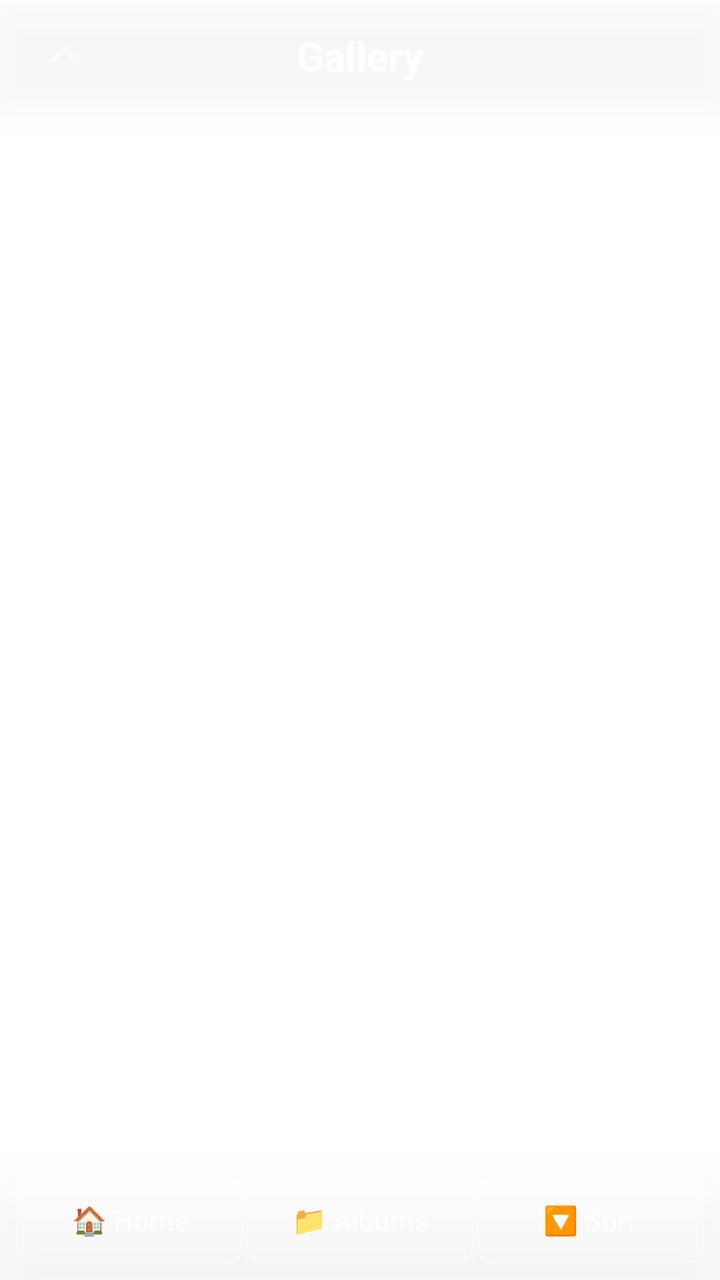
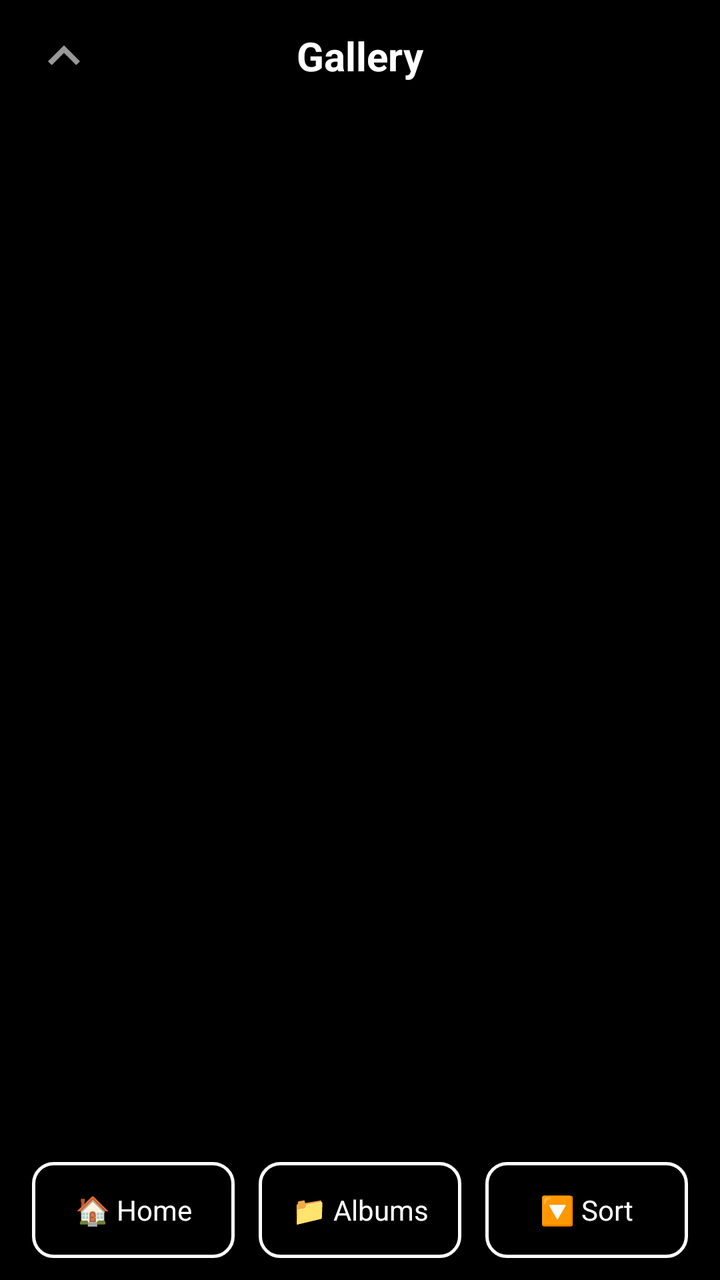

Compare the two renders of this Android layout. The source of the first and the diff that turns it into the second are given below.
<!-- AndroidManifest.xml: activity theme Theme.Transparent -->
<!-- res/layout/activity_gallery.xml -->
<?xml version="1.0" encoding="utf-8"?>
<RelativeLayout xmlns:android="http://schemas.android.com/apk/res/android"
    xmlns:app="http://schemas.android.com/apk/res-auto"
    android:layout_width="match_parent"
    android:layout_height="match_parent"
    android:background="@android:color/transparent"
    android:clickable="true"
    android:focusable="true">

    
    <RelativeLayout
        android:id="@+id/topNavBar"
        android:layout_width="match_parent"
        android:layout_height="56dp"
        android:background="@drawable/bg_glassmorphism"
        android:elevation="12dp"
        android:visibility="visible">

        <ImageButton
            android:id="@+id/btnBackGallery"
            android:layout_width="48dp"
            android:layout_height="48dp"
            android:src="@drawable/ic_back"
            android:background="#00000000"
            android:layout_centerVertical="true"
            android:layout_alignParentStart="true"
            android:layout_marginStart="8dp"
            app:tint="#FFFFFF" />

        <TextView
            android:id="@+id/titleGallery"
            android:layout_width="wrap_content"
            android:layout_height="wrap_content"
            android:layout_centerInParent="true"
            android:text="Gallery"
            android:textColor="#FFFFFF"
            android:textSize="20sp"
            android:textStyle="bold" />
    </RelativeLayout>

    
    <RelativeLayout
        android:id="@+id/selectionTopBar"
        android:layout_width="match_parent"
        android:layout_height="56dp"
        android:background="@drawable/bg_glassmorphism"
        android:visibility="gone"
        android:elevation="12dp">

        <ImageButton
            android:id="@+id/btnCloseSelection"
            android:layout_width="48dp"
            android:layout_height="48dp"
            android:src="@drawable/ic_close"
            android:background="#00000000"
            android:layout_centerVertical="true"
            android:layout_alignParentStart="true"
            android:layout_marginStart="8dp"
            app:tint="#FFFFFF" />

        <TextView
            android:id="@+id/selectionCount"
            android:layout_width="wrap_content"
            android:layout_height="wrap_content"
            android:layout_centerInParent="true"
            android:text="0 selected"
            android:textColor="#FFFFFF"
            android:textSize="18sp"
            android:textStyle="bold" />
    </RelativeLayout>

    
    <RelativeLayout
        android:id="@+id/emptyStateContainer"
        android:layout_width="match_parent"
        android:layout_height="match_parent"
        android:layout_below="@+id/topNavBar"
        android:layout_above="@+id/bottomBar"
        android:visibility="gone"
        android:gravity="center">

        <TextView
            android:id="@+id/emptyStateText"
            android:layout_width="wrap_content"
            android:layout_height="wrap_content"
            android:layout_centerInParent="true"
            android:text="No media found"
            android:textColor="#FFFFFF"
            android:textSize="18sp" />
    </RelativeLayout>

    
    <androidx.recyclerview.widget.RecyclerView
        android:id="@+id/galleryRecycler"
        android:layout_width="match_parent"
        android:layout_height="match_parent"
        android:layout_below="@+id/topNavBar"
        android:layout_above="@+id/bottomBar"
        android:padding="4dp"
        android:clipToPadding="false" />

    
    <androidx.recyclerview.widget.RecyclerView
        android:id="@+id/albumRecycler"
        android:layout_width="match_parent"
        android:layout_height="match_parent"
        android:layout_below="@+id/topNavBar"
        android:layout_above="@+id/bottomBar"
        android:visibility="gone"
        android:padding="8dp" />

    
    <LinearLayout
        android:id="@+id/bottomBar"
        android:layout_width="match_parent"
        android:layout_height="60dp"
        android:layout_alignParentBottom="true"
        android:orientation="horizontal"
        android:gravity="center"
        android:background="@drawable/bg_bottom_bar"
        android:elevation="16dp"
        android:padding="8dp">

        <TextView
            android:id="@+id/btnHome"
            style="@style/BottomBarButton"
            android:layout_width="0dp"
            android:layout_height="match_parent"
            android:layout_weight="1"
            android:gravity="center"
            android:text="🏠 Home"
            android:textColor="#FFFFFF"
            android:textSize="14sp" />

        <View
            android:layout_width="1dp"
            android:layout_height="match_parent"
            android:background="#33FFFFFF" />

        <TextView
            android:id="@+id/btnAlbums"
            style="@style/BottomBarButton"
            android:layout_width="0dp"
            android:layout_height="match_parent"
            android:layout_weight="1"
            android:gravity="center"
            android:text="📁 Albums"
            android:textColor="#FFFFFF"
            android:textSize="14sp" />

        <View
            android:layout_width="1dp"
            android:layout_height="match_parent"
            android:background="#33FFFFFF" />

        <TextView
            android:id="@+id/btnSort"
            style="@style/BottomBarButton"
            android:layout_width="0dp"
            android:layout_height="match_parent"
            android:layout_weight="1"
            android:gravity="center"
            android:text="🔽 Sort"
            android:textColor="#FFFFFF"
            android:textSize="14sp" />
    </LinearLayout>

    
    <LinearLayout
        android:id="@+id/selectionBar"
        android:layout_width="match_parent"
        android:layout_height="60dp"
        android:layout_alignParentBottom="true"
        android:orientation="horizontal"
        android:gravity="center"
        android:background="@drawable/bg_bottom_bar"
        android:elevation="16dp"
        android:padding="8dp"
        android:visibility="gone">

        <TextView
            android:id="@+id/btnBinSelected"
            style="@style/BottomBarButton"
            android:layout_width="0dp"
            android:layout_height="match_parent"
            android:layout_weight="1"
            android:gravity="center"
            android:text="🗑️ Bin"
            android:textColor="#FF4444"
            android:textSize="14sp" />

        <View
            android:layout_width="1dp"
            android:layout_height="match_parent"
            android:background="#33FFFFFF" />

        <TextView
            android:id="@+id/btnShareSelected"
            style="@style/BottomBarButton"
            android:layout_width="0dp"
            android:layout_height="match_parent"
            android:layout_weight="1"
            android:gravity="center"
            android:text="📤 Share"
            android:textColor="#FFFFFF"
            android:textSize="14sp" />

        <View
            android:layout_width="1dp"
            android:layout_height="match_parent"
            android:background="#33FFFFFF" />

        <TextView
            android:id="@+id/btnInfoSelected"
            style="@style/BottomBarButton"
            android:layout_width="0dp"
            android:layout_height="match_parent"
            android:layout_weight="1"
            android:gravity="center"
            android:text="ℹ️ Info"
            android:textColor="#FFFFFF"
            android:textSize="14sp" />

        <View
            android:layout_width="1dp"
            android:layout_height="match_parent"
            android:background="#33FFFFFF" />

        <TextView
            android:id="@+id/btnFavoriteSelected"
            style="@style/BottomBarButton"
            android:layout_width="0dp"
            android:layout_height="match_parent"
            android:layout_weight="1"
            android:gravity="center"
            android:text="⭐ Favorite"
            android:textColor="#FFFFFF"
            android:textSize="14sp" />
    </LinearLayout>

    
    <LinearLayout
        android:id="@+id/binBottomBar"
        android:layout_width="match_parent"
        android:layout_height="60dp"
        android:layout_alignParentBottom="true"
        android:orientation="horizontal"
        android:gravity="center"
        android:background="@drawable/bg_bottom_bar"
        android:elevation="16dp"
        android:padding="8dp"
        android:visibility="gone">

        <TextView
            android:id="@+id/btnRestore"
            style="@style/BottomBarButton"
            android:layout_width="0dp"
            android:layout_height="match_parent"
            android:layout_weight="1"
            android:gravity="center"
            android:text="↩️ Restore"
            android:textColor="#4CAF50"
            android:textSize="14sp" />

        <View
            android:layout_width="1dp"
            android:layout_height="match_parent"
            android:background="#33FFFFFF" />

        <TextView
            android:id="@+id/btnDeletePermanent"
            style="@style/BottomBarButton"
            android:layout_width="0dp"
            android:layout_height="match_parent"
            android:layout_weight="1"
            android:gravity="center"
            android:text="🗑️ Delete"
            android:textColor="#FF4444"
            android:textSize="14sp" />
    </LinearLayout>

    
    <LinearLayout
        android:id="@+id/sortOptions"
        android:layout_width="match_parent"
        android:layout_height="wrap_content"
        android:layout_above="@+id/bottomBar"
        android:orientation="vertical"
        android:visibility="gone"
        android:background="@drawable/bg_glassmorphism"
        android:padding="8dp"
        android:elevation="12dp">

        <TextView
            android:id="@+id/sortImages"
            style="@style/SortOptionButton"
            android:layout_width="match_parent"
            android:layout_height="48dp"
            android:gravity="center"
            android:text="🖼️ Images"
            android:textColor="#FFFFFF"
            android:textSize="16sp"
            android:padding="8dp" />

        <View
            android:layout_width="match_parent"
            android:layout_height="1dp"
            android:background="#33FFFFFF" />

        <TextView
            android:id="@+id/sortVideos"
            style="@style/SortOptionButton"
            android:layout_width="match_parent"
            android:layout_height="48dp"
            android:gravity="center"
            android:text="🎬 Videos"
            android:textColor="#FFFFFF"
            android:textSize="16sp"
            android:padding="8dp" />

        <View
            android:layout_width="match_parent"
            android:layout_height="1dp"
            android:background="#33FFFFFF" />

        <TextView
            android:id="@+id/sortFavorites"
            style="@style/SortOptionButton"
            android:layout_width="match_parent"
            android:layout_height="48dp"
            android:gravity="center"
            android:text="⭐ Favorites"
            android:textColor="#FFFFFF"
            android:textSize="16sp"
            android:padding="8dp" />

        <View
            android:layout_width="match_parent"
            android:layout_height="1dp"
            android:background="#33FFFFFF" />

        <TextView
            android:id="@+id/sortBin"
            style="@style/SortOptionButton"
            android:layout_width="match_parent"
            android:layout_height="48dp"
            android:gravity="center"
            android:text="🗑️ Bin"
            android:textColor="#FFFFFF"
            android:textSize="16sp"
            android:padding="8dp" />
    </LinearLayout>

    
    <RelativeLayout
        android:id="@+id/videoPlayerContainer"
        android:layout_width="match_parent"
        android:layout_height="match_parent"
        android:visibility="gone"
        android:background="#CC000000"
        android:clickable="true"
        android:focusable="true"
        android:fitsSystemWindows="false">

        <VideoView
            android:id="@+id/videoView"
            android:layout_width="match_parent"
            android:layout_height="match_parent"
            android:layout_centerInParent="true" />

        <LinearLayout
            android:id="@+id/videoCenterControls"
            android:layout_width="wrap_content"
            android:layout_height="wrap_content"
            android:layout_centerInParent="true"
            android:orientation="horizontal"
            android:gravity="center"
            android:background="#00000000"
            android:padding="24dp"
            android:elevation="24dp"
            android:visibility="gone">

            <ImageButton
                android:id="@+id/btnSkipBackward"
                android:layout_width="56dp"
                android:layout_height="56dp"
                android:src="@drawable/ic_skip_back"
                android:background="#00000000"
                app:tint="#FFFFFF"
                android:scaleType="centerInside" />

            <ImageButton
                android:id="@+id/btnCenterPlayPause"
                android:layout_width="72dp"
                android:layout_height="72dp"
                android:src="@android:drawable/ic_media_play"
                android:background="#00000000"
                app:tint="#FFFFFF"
                android:layout_marginStart="24dp"
                android:layout_marginEnd="24dp"
                android:scaleType="centerInside" />

            <ImageButton
                android:id="@+id/btnSkipForward"
                android:layout_width="56dp"
                android:layout_height="56dp"
                android:src="@drawable/ic_skip_forward"
                android:background="#00000000"
                app:tint="#FFFFFF"
                android:scaleType="centerInside" />
        </LinearLayout>

        <LinearLayout
            android:id="@+id/videoBottomControls"
            android:layout_width="match_parent"
            android:layout_height="wrap_content"
            android:layout_alignParentBottom="true"
            android:layout_marginBottom="16dp"
            android:orientation="horizontal"
            android:gravity="center"
            android:padding="12dp"
            android:background="#00000000"
            android:visibility="gone">

            <ImageButton
                android:id="@+id/btnFavorite"
                android:layout_width="0dp"
                android:layout_height="40dp"
                android:layout_weight="1"
                android:src="@drawable/ic_star_empty"
                android:background="#00000000"
                app:tint="#FFD700"
                android:scaleType="centerInside" />

            <ImageButton
                android:id="@+id/btnDelete"
                android:layout_width="0dp"
                android:layout_height="40dp"
                android:layout_weight="1"
                android:src="@drawable/ic_delete"
                android:background="#00000000"
                app:tint="#FF4444"
                android:scaleType="centerInside" />

            <ImageButton
                android:id="@+id/btnPlayPause"
                android:layout_width="0dp"
                android:layout_height="48dp"
                android:layout_weight="1.5"
                android:src="@android:drawable/ic_media_play"
                android:background="#00000000"
                app:tint="#FFFFFF"
                android:scaleType="centerInside" />

            <ImageButton
                android:id="@+id/btnRotate"
                android:layout_width="0dp"
                android:layout_height="40dp"
                android:layout_weight="1"
                android:src="@drawable/ic_rotate"
                android:background="#00000000"
                app:tint="#FFFFFF"
                android:scaleType="centerInside" />

            <ImageButton
                android:id="@+id/btnInfo"
                android:layout_width="0dp"
                android:layout_height="40dp"
                android:layout_weight="1"
                android:src="@drawable/ic_info"
                android:background="#00000000"
                app:tint="#FFFFFF"
                android:scaleType="centerInside" />

            <ImageButton
                android:id="@+id/btnCloseVideo"
                android:layout_width="0dp"
                android:layout_height="40dp"
                android:layout_weight="1"
                android:src="@drawable/ic_close"
                android:background="#00000000"
                app:tint="#FFFFFF"
                android:scaleType="centerInside" />
        </LinearLayout>

        <TextView
            android:id="@+id/videoTime"
            android:layout_width="wrap_content"
            android:layout_height="wrap_content"
            android:layout_above="@+id/videoBottomControls"
            android:layout_centerHorizontal="true"
            android:layout_marginBottom="8dp"
            android:text="00:00 / 00:00"
            android:textColor="#FFFFFF"
            android:textSize="14sp"
            android:visibility="gone" />
    </RelativeLayout>

</RelativeLayout>
<!-- resources referenced by this layout -->
<resources>
  <!-- drawable bg_bottom_bar (drawable) -->
  <?xml version="1.0" encoding="utf-8"?>
  <shape xmlns:android="http://schemas.android.com/apk/res/android">
      <solid android:color="#4DFFFFFF" />
      <corners android:radius="0dp" />
  </shape>
  <!-- drawable bg_glassmorphism (drawable) -->
  <?xml version="1.0" encoding="utf-8"?>
  <shape xmlns:android="http://schemas.android.com/apk/res/android">
      <solid android:color="#33FFFFFF" />
      <corners android:radius="0dp" />
  </shape>
  <!-- drawable ic_skip_back (drawable) -->
  <vector xmlns:android="http://schemas.android.com/apk/res/android"
      android:width="24dp"
      android:height="24dp"
      android:viewportWidth="24"
      android:viewportHeight="24">
      <path
          android:fillColor="#FFFFFF"
          android:pathData="M20,18 L10,12 L20,6 L20,18 Z M8,6 L8,18 L6,18 L6,6 L8,6 Z" />
  </vector>
  <!-- drawable ic_skip_forward (drawable) -->
  <vector xmlns:android="http://schemas.android.com/apk/res/android"
      android:width="24dp"
      android:height="24dp"
      android:viewportWidth="24"
      android:viewportHeight="24">
      <path
          android:fillColor="#FFFFFF"
          android:pathData="M4,18 L14,12 L4,6 L4,18 Z M16,6 L16,18 L18,18 L18,6 L16,6 Z" />
  </vector>
  <style name="BottomBarButton">
              <item name="android:background">@drawable/bg_button_translucent</item>
              <item name="android:paddingStart">8dp</item>
              <item name="android:paddingEnd">8dp</item>
              <item name="android:paddingTop">4dp</item>
              <item name="android:paddingBottom">4dp</item>
              <item name="android:textSize">14sp</item>
              <item name="android:textColor">#FFFFFF</item>
          </style>
  <style name="SortOptionButton">
              <item name="android:background">@drawable/bg_button_translucent</item>
              <item name="android:textSize">16sp</item>
              <item name="android:textColor">#FFFFFF</item>
          </style>
  <!-- drawable bg_button_translucent (drawable) -->
  <?xml version="1.0" encoding="utf-8"?>
  <shape xmlns:android="http://schemas.android.com/apk/res/android">
      <solid android:color="#40FFFFFF" />
      <corners android:radius="8dp" />
      <stroke android:width="1dp" android:color="#60FFFFFF" />
  </shape>
  <!-- unchanged entries left out for length: 7 -->
</resources>

<!-- the commit's change to res/layout/activity_gallery.xml (unified diff, before → after) -->
@@ -3,7 +3,7 @@
     xmlns:app="http://schemas.android.com/apk/res-auto"
     android:layout_width="match_parent"
     android:layout_height="match_parent"
-    android:background="@android:color/transparent"
+    android:background="#FF000000"
     android:clickable="true"
     android:focusable="true">
 
@@ -12,7 +12,7 @@
         android:id="@+id/topNavBar"
         android:layout_width="match_parent"
         android:layout_height="56dp"
-        android:background="@drawable/bg_glassmorphism"
+        android:background="#FF000000"
         android:elevation="12dp"
         android:visibility="visible">
 
@@ -43,7 +43,7 @@
         android:id="@+id/selectionTopBar"
         android:layout_width="match_parent"
         android:layout_height="56dp"
-        android:background="@drawable/bg_glassmorphism"
+        android:background="#FF000000"
         android:visibility="gone"
         android:elevation="12dp">
 
@@ -108,28 +108,63 @@
         android:layout_above="@+id/bottomBar"
         android:visibility="gone"
         android:padding="8dp" />
-
     
     <LinearLayout
         android:id="@+id/bottomBar"
+        android:layout_width="match_parent"
+        android:layout_height="70dp"
+        android:layout_alignParentBottom="true"
+        android:orientation="horizontal"
+        android:gravity="center"
+        android:background="#FF000000"
+        android:elevation="16dp"
+        android:paddingStart="12dp"
+        android:paddingEnd="12dp"
+        android:paddingTop="8dp"
+        android:paddingBottom="8dp">
+
+        <TextView
+            android:id="@+id/btnHome"
+            style="@style/BottomBarButton"
+            android:layout_marginEnd="6dp"
+            android:text="🏠 Home" />
+
+        <TextView
+            android:id="@+id/btnAlbums"
+            style="@style/BottomBarButton"
+            android:layout_marginStart="6dp"
+            android:layout_marginEnd="6dp"
+            android:text="📁 Albums" />
+
+        <TextView
+            android:id="@+id/btnSort"
+            style="@style/BottomBarButton"
+            android:layout_marginStart="6dp"
+            android:text="🔽 Sort" />
+
+    </LinearLayout>
+    
+    <LinearLayout
+        android:id="@+id/selectionBar"
         android:layout_width="match_parent"
         android:layout_height="60dp"
         android:layout_alignParentBottom="true"
         android:orientation="horizontal"
         android:gravity="center"
-        android:background="@drawable/bg_bottom_bar"
+        android:background="#FF000000"
         android:elevation="16dp"
-        android:padding="8dp">
-
-        <TextView
-            android:id="@+id/btnHome"
-            style="@style/BottomBarButton"
-            android:layout_width="0dp"
-            android:layout_height="match_parent"
-            android:layout_weight="1"
-            android:gravity="center"
-            android:text="🏠 Home"
-            android:textColor="#FFFFFF"
+        android:padding="8dp"
+        android:visibility="gone">
+
+        <TextView
+            android:id="@+id/btnBinSelected"
+            style="@style/BottomBarButton"
+            android:layout_width="0dp"
+            android:layout_height="match_parent"
+            android:layout_weight="1"
+            android:gravity="center"
+            android:text="🗑️ Bin"
+            android:textColor="#FF4444"
             android:textSize="14sp" />
 
         <View
@@ -138,13 +173,13 @@
             android:background="#33FFFFFF" />
 
         <TextView
-            android:id="@+id/btnAlbums"
-            style="@style/BottomBarButton"
-            android:layout_width="0dp"
-            android:layout_height="match_parent"
-            android:layout_weight="1"
-            android:gravity="center"
-            android:text="📁 Albums"
+            android:id="@+id/btnShareSelected"
+            style="@style/BottomBarButton"
+            android:layout_width="0dp"
+            android:layout_height="match_parent"
+            android:layout_weight="1"
+            android:gravity="center"
+            android:text="📤 Share"
             android:textColor="#FFFFFF"
             android:textSize="14sp" />
 
@@ -154,99 +189,42 @@
             android:background="#33FFFFFF" />
 
         <TextView
-            android:id="@+id/btnSort"
-            style="@style/BottomBarButton"
-            android:layout_width="0dp"
-            android:layout_height="match_parent"
-            android:layout_weight="1"
-            android:gravity="center"
-            android:text="🔽 Sort"
+            android:id="@+id/btnInfoSelected"
+            style="@style/BottomBarButton"
+            android:layout_width="0dp"
+            android:layout_height="match_parent"
+            android:layout_weight="1"
+            android:gravity="center"
+            android:text="ℹ️ Info"
+            android:textColor="#FFFFFF"
+            android:textSize="14sp" />
+
+        <View
+            android:layout_width="1dp"
+            android:layout_height="match_parent"
+            android:background="#33FFFFFF" />
+
+        <TextView
+            android:id="@+id/btnFavoriteSelected"
+            style="@style/BottomBarButton"
+            android:layout_width="0dp"
+            android:layout_height="match_parent"
+            android:layout_weight="1"
+            android:gravity="center"
+            android:text="⭐ Favorite"
             android:textColor="#FFFFFF"
             android:textSize="14sp" />
     </LinearLayout>
 
     
     <LinearLayout
-        android:id="@+id/selectionBar"
+        android:id="@+id/binBottomBar"
         android:layout_width="match_parent"
         android:layout_height="60dp"
         android:layout_alignParentBottom="true"
         android:orientation="horizontal"
         android:gravity="center"
-        android:background="@drawable/bg_bottom_bar"
-        android:elevation="16dp"
-        android:padding="8dp"
-        android:visibility="gone">
-
-        <TextView
-            android:id="@+id/btnBinSelected"
-            style="@style/BottomBarButton"
-            android:layout_width="0dp"
-            android:layout_height="match_parent"
-            android:layout_weight="1"
-            android:gravity="center"
-            android:text="🗑️ Bin"
-            android:textColor="#FF4444"
-            android:textSize="14sp" />
-
-        <View
-            android:layout_width="1dp"
-            android:layout_height="match_parent"
-            android:background="#33FFFFFF" />
-
-        <TextView
-            android:id="@+id/btnShareSelected"
-            style="@style/BottomBarButton"
-            android:layout_width="0dp"
-            android:layout_height="match_parent"
-            android:layout_weight="1"
-            android:gravity="center"
-            android:text="📤 Share"
-            android:textColor="#FFFFFF"
-            android:textSize="14sp" />
-
-        <View
-            android:layout_width="1dp"
-            android:layout_height="match_parent"
-            android:background="#33FFFFFF" />
-
-        <TextView
-            android:id="@+id/btnInfoSelected"
-            style="@style/BottomBarButton"
-            android:layout_width="0dp"
-            android:layout_height="match_parent"
-            android:layout_weight="1"
-            android:gravity="center"
-            android:text="ℹ️ Info"
-            android:textColor="#FFFFFF"
-            android:textSize="14sp" />
-
-        <View
-            android:layout_width="1dp"
-            android:layout_height="match_parent"
-            android:background="#33FFFFFF" />
-
-        <TextView
-            android:id="@+id/btnFavoriteSelected"
-            style="@style/BottomBarButton"
-            android:layout_width="0dp"
-            android:layout_height="match_parent"
-            android:layout_weight="1"
-            android:gravity="center"
-            android:text="⭐ Favorite"
-            android:textColor="#FFFFFF"
-            android:textSize="14sp" />
-    </LinearLayout>
-
-    
-    <LinearLayout
-        android:id="@+id/binBottomBar"
-        android:layout_width="match_parent"
-        android:layout_height="60dp"
-        android:layout_alignParentBottom="true"
-        android:orientation="horizontal"
-        android:gravity="center"
-        android:background="@drawable/bg_bottom_bar"
+        android:background="#FF000000"
         android:elevation="16dp"
         android:padding="8dp"
         android:visibility="gone">
@@ -287,7 +265,7 @@
         android:layout_above="@+id/bottomBar"
         android:orientation="vertical"
         android:visibility="gone"
-        android:background="@drawable/bg_glassmorphism"
+        android:background="#FF000000"
         android:padding="8dp"
         android:elevation="12dp">
 
@@ -419,7 +397,7 @@
             android:orientation="horizontal"
             android:gravity="center"
             android:padding="12dp"
-            android:background="#00000000"
+            android:background="#FF000000"
             android:visibility="gone">
 
             <ImageButton
@@ -468,7 +446,7 @@
                 android:layout_height="40dp"
                 android:layout_weight="1"
                 android:src="@drawable/ic_info"
-                android:background="#00000000"
+                android:background="#FF000000"
                 app:tint="#FFFFFF"
                 android:scaleType="centerInside" />
 
<!-- resource entries referenced after the edit -->
@@ -1,17 +1,5 @@
 <!-- resources referenced by this layout -->
 <resources>
-  <!-- drawable bg_bottom_bar (drawable) -->
-  <?xml version="1.0" encoding="utf-8"?>
-  <shape xmlns:android="http://schemas.android.com/apk/res/android">
-      <solid android:color="#4DFFFFFF" />
-      <corners android:radius="0dp" />
-  </shape>
-  <!-- drawable bg_glassmorphism (drawable) -->
-  <?xml version="1.0" encoding="utf-8"?>
-  <shape xmlns:android="http://schemas.android.com/apk/res/android">
-      <solid android:color="#33FFFFFF" />
-      <corners android:radius="0dp" />
-  </shape>
   <!-- drawable ic_skip_back (drawable) -->
   <vector xmlns:android="http://schemas.android.com/apk/res/android"
       android:width="24dp"
@@ -33,19 +21,79 @@
           android:pathData="M4,18 L14,12 L4,6 L4,18 Z M16,6 L16,18 L18,18 L18,6 L16,6 Z" />
   </vector>
   <style name="BottomBarButton">
-              <item name="android:background">@drawable/bg_button_translucent</item>
-              <item name="android:paddingStart">8dp</item>
-              <item name="android:paddingEnd">8dp</item>
-              <item name="android:paddingTop">4dp</item>
-              <item name="android:paddingBottom">4dp</item>
-              <item name="android:textSize">14sp</item>
-              <item name="android:textColor">#FFFFFF</item>
-          </style>
+          <item name="android:layout_width">0dp</item>
+          <item name="android:layout_height">48dp</item>
+          <item name="android:layout_weight">1</item>
+          <item name="android:gravity">center</item>
+          <item name="android:textColor">#FFFFFF</item>
+          <item name="android:textSize">14sp</item>
+          <item name="android:background">@drawable/bottom_bar_button</item>
+          <item name="android:padding">8dp</item>
+          <item name="android:clickable">true</item>
+          <item name="android:focusable">true</item>
+          <item name="android:layout_marginStart">4dp</item>
+          <item name="android:layout_marginEnd">4dp</item>
+      </style>
   <style name="SortOptionButton">
               <item name="android:background">@drawable/bg_button_translucent</item>
               <item name="android:textSize">16sp</item>
               <item name="android:textColor">#FFFFFF</item>
           </style>
+  <!-- drawable bottom_bar_button (drawable) -->
+  <?xml version="1.0" encoding="utf-8"?>
+  <selector xmlns:android="http://schemas.android.com/apk/res/android">
+      
+      <item android:state_selected="true">
+          <layer-list>
+              
+              <item>
+                  <shape android:shape="rectangle">
+                      <solid android:color="#1AFFFFFF" />
+                      <corners android:radius="10dp" />
+                  </shape>
+              </item>
+              
+              <item>
+                  <shape android:shape="rectangle">
+                      <solid android:color="#FF000000" />
+                      <stroke
+                          android:width="2dp"
+                          android:color="#FFFFFF" />
+                      <corners android:radius="10dp" />
+                  </shape>
+              </item>
+              
+              <item>
+                  <shape android:shape="rectangle">
+                      <solid android:color="#33FFFFFF" />
+                      <corners android:radius="10dp" />
+                  </shape>
+              </item>
+          </layer-list>
+      </item>
+  
+      
+      <item android:state_pressed="true">
+          <shape android:shape="rectangle">
+              <solid android:color="#FF000000" />
+              <stroke
+                  android:width="1.5dp"
+                  android:color="#88FFFFFF" />
+              <corners android:radius="10dp" />
+          </shape>
+      </item>
+  
+      
+      <item>
+          <shape android:shape="rectangle">
+              <solid android:color="#FF000000" />
+              <stroke
+                  android:width="1.5dp"
+                  android:color="#FFFFFF" />
+              <corners android:radius="10dp" />
+          </shape>
+      </item>
+  </selector>
   <!-- drawable bg_button_translucent (drawable) -->
   <?xml version="1.0" encoding="utf-8"?>
   <shape xmlns:android="http://schemas.android.com/apk/res/android">
